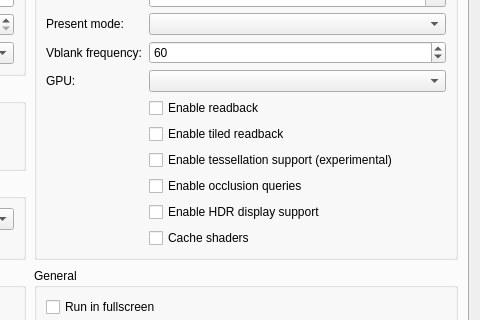
The window that src/launcher/forms/configuration_edit_dialog.ui (TheCruZ/KytyPS5-GTA) describes before a commit, drawn with Qt 5; both pictures show x 420 to 900 and y 90 to 410 of the 900 by 721 pixel window.
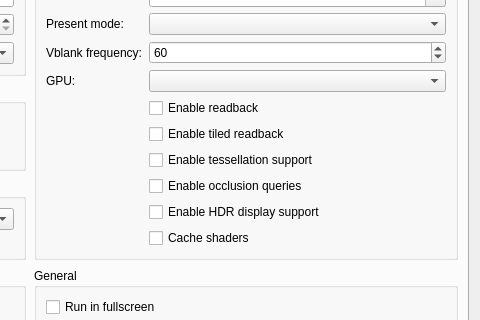
The same window after the commit. Custom widgets are drawn as their Qt base class.

Commit message:
graphics: draw tessellation patches by default
GTA V (PPSA04263) tessellates the trunks of trees near the camera. With
patches skipped by default, a tree's trunk disappeared when walking up to
it and came back at a distance, where the game draws an untessellated
model. Its tessellation programs now translate, so draw patches unless
--no-tessellation is passed. The launcher passes --no-tessellation when its checkbox is
off and enables it in new configurations.

Patch:
```diff
--- a/src/launcher/forms/configuration_edit_dialog.ui
+++ b/src/launcher/forms/configuration_edit_dialog.ui
@@ -187,8 +187,8 @@
             </item>
             <item row="7" column="1">
              <widget class="QCheckBox" name="checkBox_tessellation">
-              <property name="toolTip"><string>Draw tessellated geometry. Disabled by default; unsupported tessellation may cause crashes.</string></property>
-              <property name="text"><string>Enable tessellation support (experimental)</string></property>
+              <property name="toolTip"><string>Draw tessellated geometry, such as GTA V's nearby tree trunks. Unsupported tessellation shaders may cause crashes.</string></property>
+              <property name="text"><string>Enable tessellation support</string></property>
              </widget>
             </item>
             <item row="8" column="1">
```
The commit also changes 4 other files.
